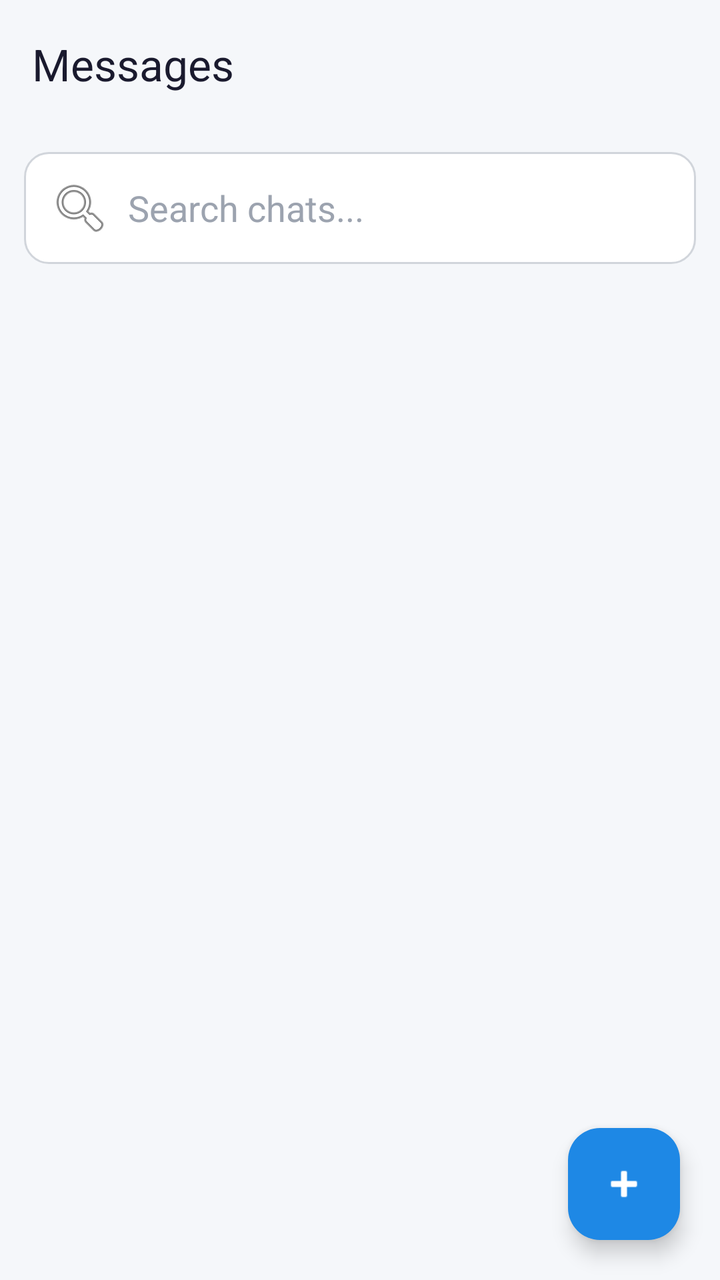
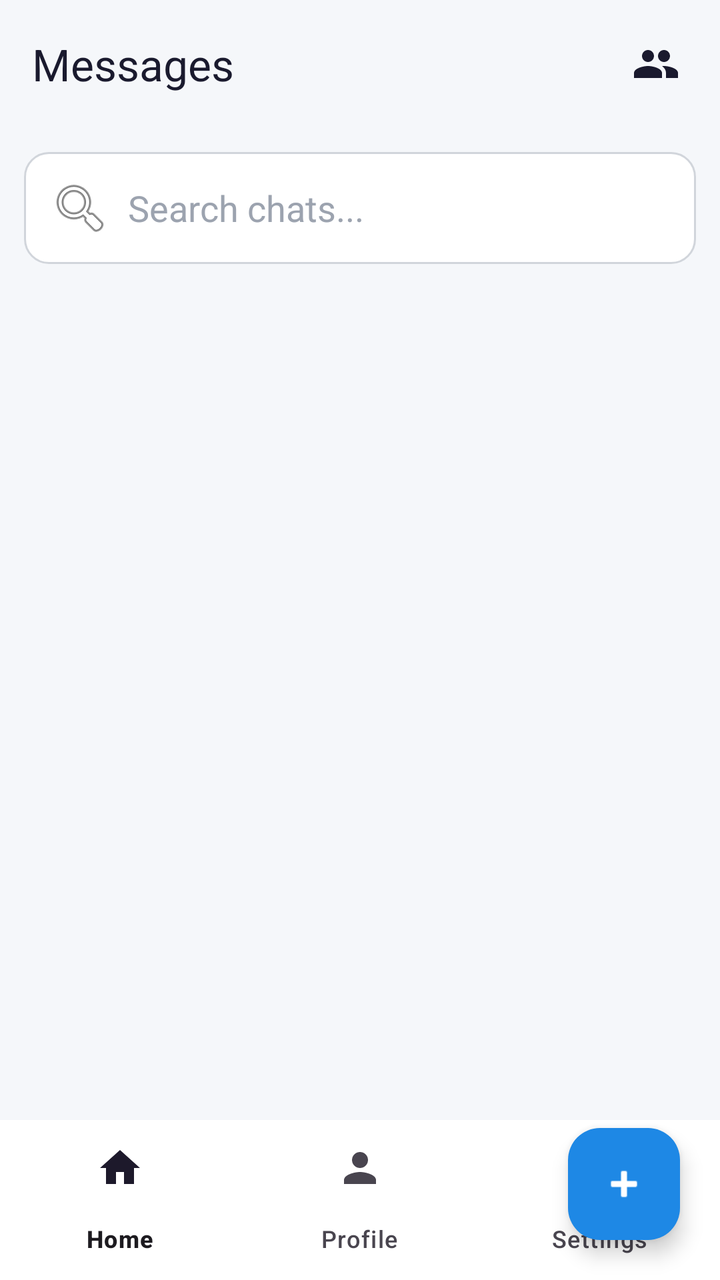

Two renders of the same Android screen: before a commit and after it. Below are the layout's source before the change and the commit's diff.
<!-- AndroidManifest.xml: application theme Theme.MainProj -->
<!-- res/layout/activity_messaging.xml -->
<?xml version="1.0" encoding="utf-8"?>
<androidx.drawerlayout.widget.DrawerLayout
    xmlns:android="http://schemas.android.com/apk/res/android"
    xmlns:app="http://schemas.android.com/apk/res-auto"
    android:id="@+id/drawerLayout"
    android:layout_width="match_parent"
    android:layout_height="match_parent">

    
    <androidx.constraintlayout.widget.ConstraintLayout
        android:id="@+id/main"
        android:layout_width="match_parent"
        android:layout_height="match_parent"
        android:background="@color/colorBackground">

        
        <androidx.appcompat.widget.Toolbar
            android:id="@+id/toolbar"
            android:layout_width="0dp"
            android:layout_height="wrap_content"
            android:background="@color/colorBackground"
            android:elevation="4dp"
            app:title="Messages"
            app:titleTextColor="@color/colorTextPrimary"
            app:layout_constraintTop_toTopOf="parent"
            app:layout_constraintStart_toStartOf="parent"
            app:layout_constraintEnd_toEndOf="parent"/>

        
        <EditText
            android:id="@+id/searchChats"
            android:layout_width="0dp"
            android:layout_height="wrap_content"
            android:hint="Search chats..."
            android:textColor="@color/colorTextPrimary"
            android:textColorHint="@color/colorTextHint"
            android:background="@drawable/bg_search_bar"
            android:drawableStart="@android:drawable/ic_menu_search"
            android:drawablePadding="8dp"
            android:padding="12dp"
            app:layout_constraintTop_toBottomOf="@id/toolbar"
            app:layout_constraintStart_toStartOf="parent"
            app:layout_constraintEnd_toEndOf="parent"
            android:layout_margin="12dp"/>

        
        <androidx.recyclerview.widget.RecyclerView
            android:id="@+id/chatRecyclerView"
            android:layout_width="0dp"
            android:layout_height="0dp"
            android:paddingBottom="80dp"
            app:layout_constraintTop_toBottomOf="@id/searchChats"
            app:layout_constraintBottom_toBottomOf="parent"
            app:layout_constraintStart_toStartOf="parent"
            app:layout_constraintEnd_toEndOf="parent"/>

        
        <com.google.android.material.floatingactionbutton.FloatingActionButton
            android:id="@+id/addChatButton"
            android:layout_width="wrap_content"
            android:layout_height="wrap_content"
            android:src="@android:drawable/ic_input_add"
            app:backgroundTint="@color/colorFab"
            app:tint="@color/colorFabIcon"
            android:contentDescription="Start new chat"
            app:layout_constraintBottom_toBottomOf="parent"
            app:layout_constraintEnd_toEndOf="parent"
            android:layout_margin="20dp"/>

    </androidx.constraintlayout.widget.ConstraintLayout>

    
    <com.google.android.material.navigation.NavigationView
        android:id="@+id/navigationDrawer"
        android:layout_width="280dp"
        android:layout_height="match_parent"
        android:layout_gravity="start"
        app:headerLayout="@layout/nav_header_profile"
        app:menu="@menu/menu_drawer"/>

</androidx.drawerlayout.widget.DrawerLayout>
<!-- res/layout/nav_header_profile.xml (included above) -->
<LinearLayout
    xmlns:android="http://schemas.android.com/apk/res/android"
    android:layout_width="match_parent"
    android:layout_height="160dp"
    android:orientation="vertical"
    android:gravity="center"
    android:padding="16dp">

    <ImageView
        android:id="@+id/profileImage"
        android:layout_width="70dp"
        android:layout_height="70dp"
        android:src="@android:drawable/sym_def_app_icon"/>

    <TextView
        android:textAlignment="center"
        android:textStyle="bold"
        android:id="@+id/profileName"
        android:text="Username"
        android:textSize="18sp"
        android:layout_marginTop="8dp"
        android:layout_height="35dp"
        android:layout_width="100dp"/>

</LinearLayout>
<!-- resources referenced by this layout -->
<resources>
  <color name="colorBackground">#F5F7FA</color>
  <color name="colorFab">#1E88E5</color>
  <color name="colorFabIcon">#FFFFFF</color>
  <color name="colorTextHint">#9CA3AF</color>
  <color name="colorTextPrimary">#1A1A2E</color>
  <!-- drawable bg_search_bar (drawable) -->
  <?xml version="1.0" encoding="utf-8"?>
  <shape xmlns:android="http://schemas.android.com/apk/res/android"
      android:shape="rectangle">
  
      <solid android:color="@color/colorSearchBackground"/>
  
      <stroke
          android:width="1dp"
          android:color="@color/colorSearchStroke"/>
  
      <corners android:radius="12dp"/>
  
      <padding
          android:left="14dp"
          android:top="10dp"
          android:right="14dp"
          android:bottom="10dp"/>
  
  </shape>
  <style name="Theme.MainProj" parent="Theme.Material3.DayNight.NoActionBar">
              <item name="inputStrokeColor">@color/input_stroke_color_light</item>
              <item name="buttonPrimary">@color/button_primary_light</item>
              <item name="textSecondary">@color/text_secondary_light</item>
  
              <item name="buttonGoogleBg">@color/button_google_bg_light</item>
              <item name="buttonGoogleText">@color/button_google_text_light</item>
              <item name="buttonGoogleStroke">@color/button_google_stroke_light</item>
          </style>
  <color name="colorSearchBackground">#FFFFFF</color>
  <color name="colorSearchStroke">#D1D5DB</color>
  <color name="input_stroke_color_light">#667eea</color>
  <color name="button_primary_light">#667eea</color>
  <color name="text_secondary_light">#666666</color>
  <color name="button_google_bg_light">#FFFFFF</color>
  <color name="button_google_text_light">#333333</color>
  <color name="button_google_stroke_light">#e0e0e0</color>
</resources>

<!-- the commit's change to res/layout/activity_messaging.xml (unified diff, before → after) -->
@@ -24,7 +24,20 @@
             app:titleTextColor="@color/colorTextPrimary"
             app:layout_constraintTop_toTopOf="parent"
             app:layout_constraintStart_toStartOf="parent"
-            app:layout_constraintEnd_toEndOf="parent"/>
+            app:layout_constraintEnd_toStartOf="@id/btnFriendRequests"/>
+
+        <ImageButton
+            android:id="@+id/btnFriendRequests"
+            android:layout_width="48dp"
+            android:layout_height="48dp"
+            android:background="?attr/selectableItemBackgroundBorderless"
+            android:src="@drawable/ic_friend_request"
+            android:contentDescription="Friend Requests"
+            app:tint="@color/colorTextPrimary"
+            app:layout_constraintTop_toTopOf="parent"
+            app:layout_constraintEnd_toEndOf="parent"
+            android:layout_marginEnd="8dp"
+            android:layout_marginTop="8dp"/>
 
         
         <EditText
@@ -50,7 +63,7 @@
             android:layout_height="0dp"
             android:paddingBottom="80dp"
             app:layout_constraintTop_toBottomOf="@id/searchChats"
-            app:layout_constraintBottom_toBottomOf="parent"
+            app:layout_constraintBottom_toTopOf="@id/bottomNav"
             app:layout_constraintStart_toStartOf="parent"
             app:layout_constraintEnd_toEndOf="parent"/>
 
@@ -67,6 +80,15 @@
             app:layout_constraintEnd_toEndOf="parent"
             android:layout_margin="20dp"/>
 
+        <include
+            layout="@layout/bottom_nav"
+            android:id="@+id/bottomNav"
+            android:layout_width="0dp"
+            android:layout_height="wrap_content"
+            app:layout_constraintBottom_toBottomOf="parent"
+            app:layout_constraintStart_toStartOf="parent"
+            app:layout_constraintEnd_toEndOf="parent" />
+
     </androidx.constraintlayout.widget.ConstraintLayout>
 
     
@@ -79,6 +101,16 @@
         app:menu="@menu/menu_drawer"/>
 
 </androidx.drawerlayout.widget.DrawerLayout>
+<!-- res/layout/bottom_nav.xml (included above) -->
+<?xml version="1.0" encoding="utf-8"?>
+<com.google.android.material.bottomnavigation.BottomNavigationView xmlns:android="http://schemas.android.com/apk/res/android"
+    xmlns:app="http://schemas.android.com/apk/res-auto"
+    android:id="@+id/bottomNav"
+    android:layout_width="match_parent"
+    android:layout_height="wrap_content"
+    android:background="@color/colorSurface"
+    app:menu="@menu/bottom_nav_menu"
+    app:labelVisibilityMode="labeled" />
 <!-- res/layout/nav_header_profile.xml (included above) -->
 <LinearLayout
     xmlns:android="http://schemas.android.com/apk/res/android"
<!-- resource entries referenced after the edit -->
@@ -3,6 +3,7 @@
   <color name="colorBackground">#F5F7FA</color>
   <color name="colorFab">#1E88E5</color>
   <color name="colorFabIcon">#FFFFFF</color>
+  <color name="colorSurface">#FFFFFF</color>
   <color name="colorTextHint">#9CA3AF</color>
   <color name="colorTextPrimary">#1A1A2E</color>
   <!-- drawable bg_search_bar (drawable) -->
@@ -25,6 +26,17 @@
           android:bottom="10dp"/>
   
   </shape>
+  <!-- drawable ic_friend_request (drawable) -->
+  <vector xmlns:android="http://schemas.android.com/apk/res/android"
+      android:width="24dp"
+      android:height="24dp"
+      android:viewportWidth="24"
+      android:viewportHeight="24"
+      android:tint="?attr/colorControlNormal">
+      <path
+          android:fillColor="@android:color/white"
+          android:pathData="M16,11c1.66,0 2.99,-1.34 2.99,-3S17.66,5 16,5c-1.66,0 -3,1.34 -3,3s1.34,3 3,3zM8,11c1.66,0 2.99,-1.34 2.99,-3S9.66,5 8,5C6.34,5 5,6.34 5,8s1.34,3 3,3zM8,13c-2.33,0 -7,1.17 -7,3.5L1,19h14v-2.5c0,-2.33 -4.67,-3.5 -7,-3.5zM16,13c-0.29,0 -0.62,0.02 -0.97,0.05 1.16,0.84 1.97,1.97 1.97,3.45L17,19h6v-2.5c0,-2.33 -4.67,-3.5 -7,-3.5z"/>
+  </vector>
   <style name="Theme.MainProj" parent="Theme.Material3.DayNight.NoActionBar">
               <item name="inputStrokeColor">@color/input_stroke_color_light</item>
               <item name="buttonPrimary">@color/button_primary_light</item>
